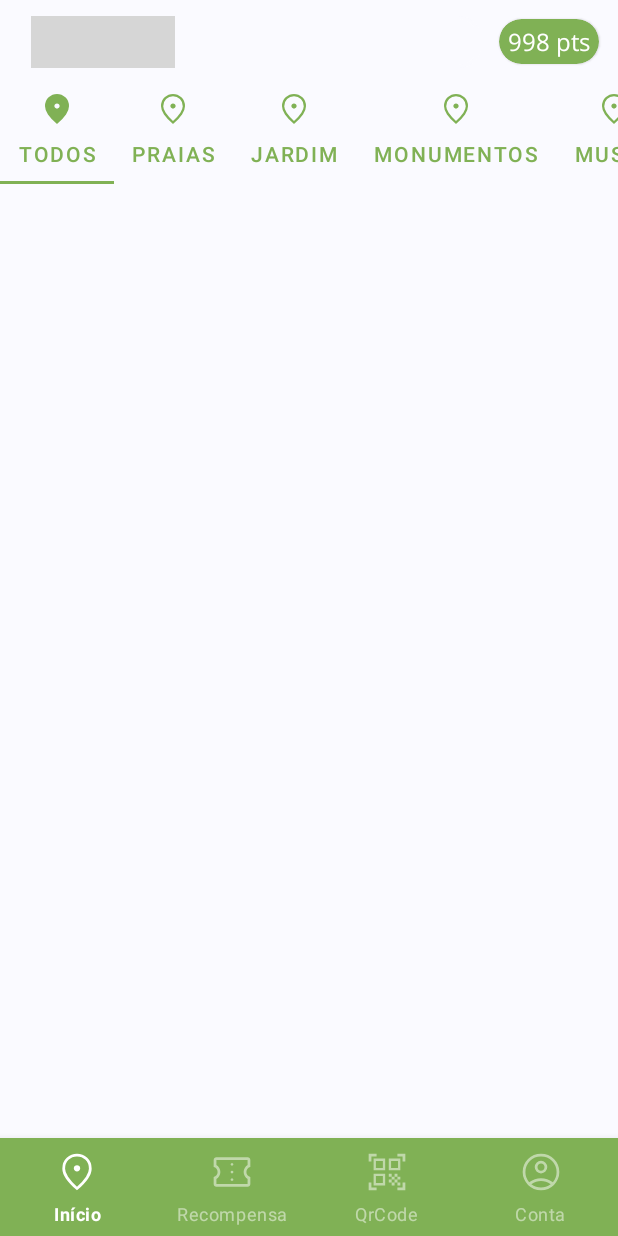
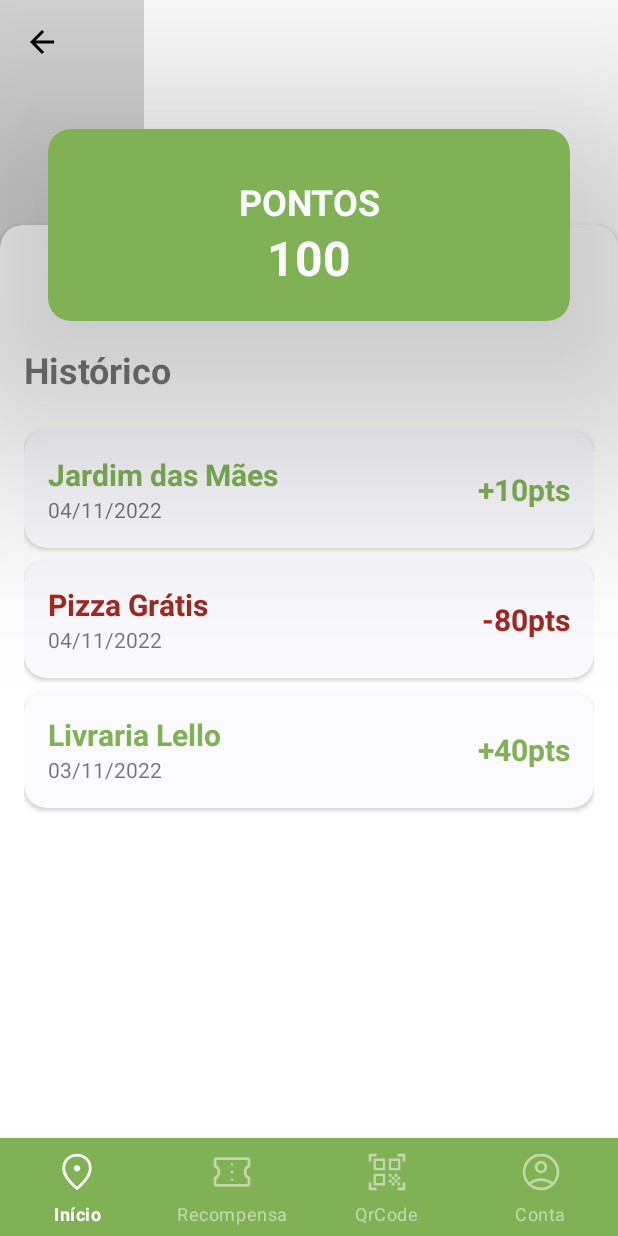
Before and after one commit to alexandre97costa/pi4, an Android app: the screen it shows after launch (MainActivity before the commit, historico_pontos after it), on a phone screen of 412 x 824 dp. Run offline under Robolectric (Android 15) with nearby library versions, the phone set to English and light mode, and no system bars; grey boxes are pictures that could not be loaded.

Commit message:
dois ecrãs

```diff
--- /dev/null
+++ b/app/app/src/main/java/pi4/main/historico_pontos.kt
@@ -0,0 +1,11 @@
+package pi4.main
+
+import androidx.appcompat.app.AppCompatActivity
+import android.os.Bundle
+
+class historico_pontos : AppCompatActivity() {
+    override fun onCreate(savedInstanceState: Bundle?) {
+        super.onCreate(savedInstanceState)
+        setContentView(R.layout.activity_historico_pontos)
+    }
+}
--- /dev/null
+++ b/app/app/src/main/res/layout/activity_historico_pontos.xml
@@ -0,0 +1,301 @@
+<?xml version="1.0" encoding="utf-8"?>
+<androidx.constraintlayout.widget.ConstraintLayout xmlns:android="http://schemas.android.com/apk/res/android"
+    xmlns:app="http://schemas.android.com/apk/res-auto"
+    xmlns:tools="http://schemas.android.com/tools"
+    android:layout_width="match_parent"
+    android:layout_height="match_parent"
+    tools:context=".historico_pontos">
+
+
+
+    <include
+        android:id="@+id/includeMenu"
+        layout="@layout/menu_include"
+        android:layout_width="match_parent"
+        android:layout_height="65dp"
+        app:layout_constraintBottom_toBottomOf="parent"
+        app:layout_constraintEnd_toEndOf="parent"
+        app:layout_constraintStart_toStartOf="parent"
+        app:layout_constraintTop_toTopOf="parent"
+        app:layout_constraintVertical_bias="1.0" />
+
+    <ImageView
+        android:id="@+id/imageView2"
+        android:layout_width="wrap_content"
+        android:layout_height="300dp"
+        android:scaleType="centerCrop"
+        app:layout_constraintEnd_toEndOf="parent"
+        app:layout_constraintHorizontal_bias="0.0"
+        app:layout_constraintStart_toStartOf="parent"
+        app:layout_constraintTop_toTopOf="parent"
+        app:srcCompat="@drawable/ticket" />
+
+    <androidx.cardview.widget.CardView
+        android:id="@+id/cardView"
+        android:layout_width="match_parent"
+        android:layout_height="0dp"
+        android:layout_marginTop="150dp"
+        android:background="@color/white"
+        android:padding="16dp"
+        app:cardCornerRadius="15dp"
+        app:layout_constraintBottom_toBottomOf="parent"
+        app:layout_constraintEnd_toEndOf="parent"
+        app:layout_constraintStart_toStartOf="parent"
+        app:layout_constraintTop_toTopOf="parent">
+
+
+        <androidx.constraintlayout.widget.ConstraintLayout
+            android:id="@+id/linearLayout"
+            android:layout_width="match_parent"
+            android:layout_height="match_parent"
+            android:paddingHorizontal="16dp"
+            android:paddingVertical="64dp">
+
+            <TextView
+                android:id="@+id/textView4"
+                android:layout_width="match_parent"
+                android:layout_height="wrap_content"
+                android:layout_marginTop="16dp"
+                android:text="Histórico"
+                android:textAlignment="textStart"
+                android:textSize="24sp"
+                android:textStyle="bold"
+                app:layout_constraintEnd_toEndOf="parent"
+                app:layout_constraintStart_toStartOf="parent"
+                app:layout_constraintTop_toTopOf="parent" />
+
+            <androidx.constraintlayout.widget.ConstraintLayout
+                android:id="@+id/linearLayout2"
+                android:layout_width="0dp"
+                android:layout_height="0dp"
+                android:layout_marginTop="16dp"
+                app:layout_constraintBottom_toBottomOf="parent"
+                app:layout_constraintEnd_toEndOf="parent"
+                app:layout_constraintStart_toStartOf="parent"
+                app:layout_constraintTop_toBottomOf="@+id/textView4">
+
+                <androidx.cardview.widget.CardView
+                    android:id="@+id/card_1"
+                    android:layout_width="match_parent"
+                    android:layout_height="wrap_content"
+                    android:layout_marginTop="8dp"
+                    app:cardBackgroundColor="@color/backgroundColor"
+                    app:cardCornerRadius="15dp"
+                    app:layout_constraintEnd_toEndOf="parent"
+                    app:layout_constraintStart_toStartOf="parent"
+                    app:layout_constraintTop_toTopOf="parent">
+
+
+                    <androidx.constraintlayout.widget.ConstraintLayout
+                        android:layout_width="match_parent"
+                        android:layout_height="match_parent"
+                        android:padding="16dp">
+
+                        <TextView
+                            android:id="@+id/textView_pt_1"
+                            android:layout_width="wrap_content"
+                            android:layout_height="wrap_content"
+                            android:text="Jardim das Mães"
+                            android:textColor="@color/greenPrincipal"
+                            android:textSize="20sp"
+                            android:textStyle="bold"
+                            app:layout_constraintStart_toStartOf="parent"
+                            app:layout_constraintTop_toTopOf="parent" />
+
+                        <TextView
+                            android:id="@+id/textView_pd_1"
+                            android:layout_width="wrap_content"
+                            android:layout_height="wrap_content"
+                            android:text="04/11/2022"
+                            android:textSize="14sp"
+                            app:layout_constraintStart_toStartOf="parent"
+                            app:layout_constraintTop_toBottomOf="@id/textView_pt_1" />
+
+                        <TextView
+                            android:id="@+id/textView_pp_1"
+                            android:layout_width="wrap_content"
+                            android:layout_height="wrap_content"
+                            android:text="+10pts"
+                            android:textColor="@color/greenPrincipal"
+                            android:textSize="20sp"
+                            android:textStyle="bold"
+                            app:layout_constraintBottom_toBottomOf="parent"
+                            app:layout_constraintEnd_toEndOf="parent"
+                            app:layout_constraintTop_toTopOf="parent" />
+
+
+                    </androidx.constraintlayout.widget.ConstraintLayout>
+                </androidx.cardview.widget.CardView>
+
+                <androidx.cardview.widget.CardView
+                    android:id="@+id/card_2"
+                    android:layout_width="match_parent"
+                    android:layout_height="wrap_content"
+                    android:layout_marginTop="8dp"
+                    app:cardBackgroundColor="@color/backgroundColor"
+                    app:cardCornerRadius="15dp"
+                    app:layout_constraintEnd_toEndOf="parent"
+                    app:layout_constraintStart_toStartOf="parent"
+                    app:layout_constraintTop_toBottomOf="@id/card_1">
+
+
+                    <androidx.constraintlayout.widget.ConstraintLayout
+                        android:layout_width="match_parent"
+                        android:layout_height="match_parent"
+                        android:padding="16dp">
+
+                        <TextView
+                            android:id="@+id/textView_pt_2"
+                            android:layout_width="wrap_content"
+                            android:layout_height="wrap_content"
+                            android:text="Pizza Grátis"
+                            android:textColor="@color/red"
+                            android:textSize="20sp"
+                            android:textStyle="bold"
+                            app:layout_constraintStart_toStartOf="parent"
+                            app:layout_constraintTop_toTopOf="parent" />
+
+                        <TextView
+                            android:id="@+id/textView_pd_2"
+                            android:layout_width="wrap_content"
+                            android:layout_height="wrap_content"
+                            android:text="04/11/2022"
+                            android:textSize="14sp"
+                            app:layout_constraintStart_toStartOf="parent"
+                            app:layout_constraintTop_toBottomOf="@id/textView_pt_2" />
+
+                        <TextView
+                            android:id="@+id/textView_pp_2"
+                            android:layout_width="wrap_content"
+                            android:layout_height="wrap_content"
+                            android:text="-80pts"
+                            android:textColor="@color/red"
+                            android:textSize="20sp"
+                            android:textStyle="bold"
+                            app:layout_constraintBottom_toBottomOf="parent"
+                            app:layout_constraintEnd_toEndOf="parent"
+                            app:layout_constraintTop_toTopOf="parent" />
+
+
+                    </androidx.constraintlayout.widget.ConstraintLayout>
+                </androidx.cardview.widget.CardView>
+
+                <androidx.cardview.widget.CardView
+                    android:id="@+id/card_3"
+                    android:layout_width="match_parent"
+                    android:layout_height="wrap_content"
+                    android:layout_marginTop="8dp"
+                    app:cardBackgroundColor="@color/backgroundColor"
+                    app:cardCornerRadius="15dp"
+                    app:layout_constraintEnd_toEndOf="parent"
+                    app:layout_constraintStart_toStartOf="parent"
+                    app:layout_constraintTop_toBottomOf="@id/card_2">
+
+
+                    <androidx.constraintlayout.widget.ConstraintLayout
+                        android:layout_width="match_parent"
+                        android:layout_height="match_parent"
+                        android:padding="16dp">
+
+                        <TextView
+                            android:id="@+id/textView_pt_3"
+                            android:layout_width="wrap_content"
+                            android:layout_height="wrap_content"
+                            android:text="Livraria Lello"
+                            android:textColor="@color/greenPrincipal"
+                            android:textSize="20sp"
+                            android:textStyle="bold"
+                            app:layout_constraintStart_toStartOf="parent"
+                            app:layout_constraintTop_toTopOf="parent" />
+
+                        <TextView
+                            android:id="@+id/textView_pd_3"
+                            android:layout_width="wrap_content"
+                            android:layout_height="wrap_content"
+                            android:text="03/11/2022"
+                            android:textSize="14sp"
+                            app:layout_constraintStart_toStartOf="parent"
+                            app:layout_constraintTop_toBottomOf="@id/textView_pt_3" />
+
+                        <TextView
+                            android:id="@+id/textView_pp_3"
+                            android:layout_width="wrap_content"
+                            android:layout_height="wrap_content"
+                            android:text="+40pts"
+                            android:textColor="@color/greenPrincipal"
+                            android:textSize="20sp"
+                            android:textStyle="bold"
+                            app:layout_constraintBottom_toBottomOf="parent"
+                            app:layout_constraintEnd_toEndOf="parent"
+                            app:layout_constraintTop_toTopOf="parent" />
+
+
+                    </androidx.constraintlayout.widget.ConstraintLayout>
+                </androidx.cardview.widget.CardView>
+
+            </androidx.constraintlayout.widget.ConstraintLayout>
+
+
+        </androidx.constraintlayout.widget.ConstraintLayout>
+    </androidx.cardview.widget.CardView>
+
+
+    <androidx.cardview.widget.CardView
+        android:id="@+id/imageView"
+        android:layout_width="match_parent"
+        android:layout_height="128dp"
+        android:layout_marginStart="32dp"
+        android:layout_marginTop="-64dp"
+        android:layout_marginEnd="32dp"
+        android:background="@drawable/ticket"
+        android:translationZ="100dp"
+        app:cardBackgroundColor="@color/greenPrincipal"
+        app:cardCornerRadius="15dp"
+        app:layout_constraintEnd_toEndOf="parent"
+        app:layout_constraintStart_toStartOf="parent"
+        app:layout_constraintTop_toTopOf="@+id/cardView" >
+
+        <TextView
+            android:id="@+id/textView"
+            android:layout_width="match_parent"
+            android:layout_height="wrap_content"
+            android:layout_marginTop="32dp"
+            android:text="PONTOS"
+            android:textAlignment="center"
+            android:textColor="@color/backgroundColor"
+            android:textSize="24sp"
+            android:textStyle="bold"
+            app:layout_constraintEnd_toEndOf="parent"
+            app:layout_constraintStart_toStartOf="parent"
+            app:layout_constraintTop_toTopOf="parent" />
+
+        <TextView
+            android:id="@+id/textView7"
+            android:layout_width="match_parent"
+            android:layout_height="wrap_content"
+            android:textAlignment="center"
+            android:textColor="@color/backgroundColor"
+            android:layout_marginTop="64dp"
+            android:textSize="32sp"
+            android:textStyle="bold"
+            app:layout_constraintEnd_toEndOf="parent"
+            app:layout_constraintStart_toStartOf="parent"
+            app:layout_constraintTop_toTopOf="parent"
+            android:text="100" />
+    </androidx.cardview.widget.CardView>
+
+    <com.google.android.material.floatingactionbutton.FloatingActionButton
+        android:id="@+id/floatingActionButton"
+        android:layout_width="wrap_content"
+        android:layout_height="wrap_content"
+        android:clickable="true"
+        android:tint="@color/backgroundColor"
+        app:backgroundTint="#00FFFFFF"
+        app:borderWidth="0dp"
+        app:elevation="0dp"
+        app:layout_constraintStart_toStartOf="parent"
+        app:layout_constraintTop_toTopOf="parent"
+        app:srcCompat="?attr/actionModeCloseDrawable" />
+
+
+</androidx.constraintlayout.widget.ConstraintLayout>
--- /dev/null
+++ b/app/app/src/main/res/mipmap-anydpi-v26/fundo_round.xml
@@ -0,0 +1,5 @@
+<?xml version="1.0" encoding="utf-8"?>
+<adaptive-icon xmlns:android="http://schemas.android.com/apk/res/android">
+
+    <foreground android:drawable="@mipmap/fundo_foreground"/>
+</adaptive-icon>
--- a/app/app/src/main/res/values/themes.xml
+++ b/app/app/src/main/res/values/themes.xml
@@ -2,12 +2,12 @@
     <!-- Base application theme. -->
     <style name="Theme.Main" parent="Theme.MaterialComponents.DayNight.NoActionBar">
         <!-- Primary brand color. -->
-        <item name="colorPrimary">@color/white</item>
+        <item name="colorPrimary">@color/greenPrincipal</item>
         <item name="colorPrimaryVariant">@color/white</item>
         <item name="colorOnPrimary">@color/white</item>
         <!-- Secondary brand color. -->
-        <item name="colorSecondary">@color/white</item>
-        <item name="colorSecondaryVariant">@color/white</item>
+        <item name="colorSecondary">@color/greenPrincipal</item>
+        <item name="colorSecondaryVariant">@color/greenPrincipal</item>
         <item name="colorOnSecondary">@color/black</item>
         <!-- Status bar color. -->
         <item name="android:statusBarColor">@color/greenPrincipal</item>
```
Also changed, not shown: app/app/src/main/AndroidManifest.xml (+23 -9 lines), app/app/src/main/java/pi4/main/ecras_alexandre/perfil.kt (added, +12 -0 lines), app/app/src/main/res/layout/activity_perfil.xml (added, +198 -0 lines), app/app/src/main/fundo-playstore.png (added), app/app/src/main/res/mipmap-hdpi/fundo_foreground.png (added), app/app/src/main/res/mipmap-hdpi/fundo_round.png (added), app/app/src/main/res/mipmap-mdpi/fundo_foreground.png (added), app/app/src/main/res/mipmap-mdpi/fundo_round.png (added), app/app/src/main/res/mipmap-xhdpi/fundo_foreground.png (added), app/app/src/main/res/mipmap-xhdpi/fundo_round.png (added), app/app/src/main/res/mipmap-xxhdpi/fundo_foreground.png (added), app/app/src/main/res/mipmap-xxhdpi/fundo_round.png (added), app/app/src/main/res/mipmap-xxxhdpi/fundo_foreground.png (added), app/app/src/main/res/mipmap-xxxhdpi/fundo_round.png (added).
